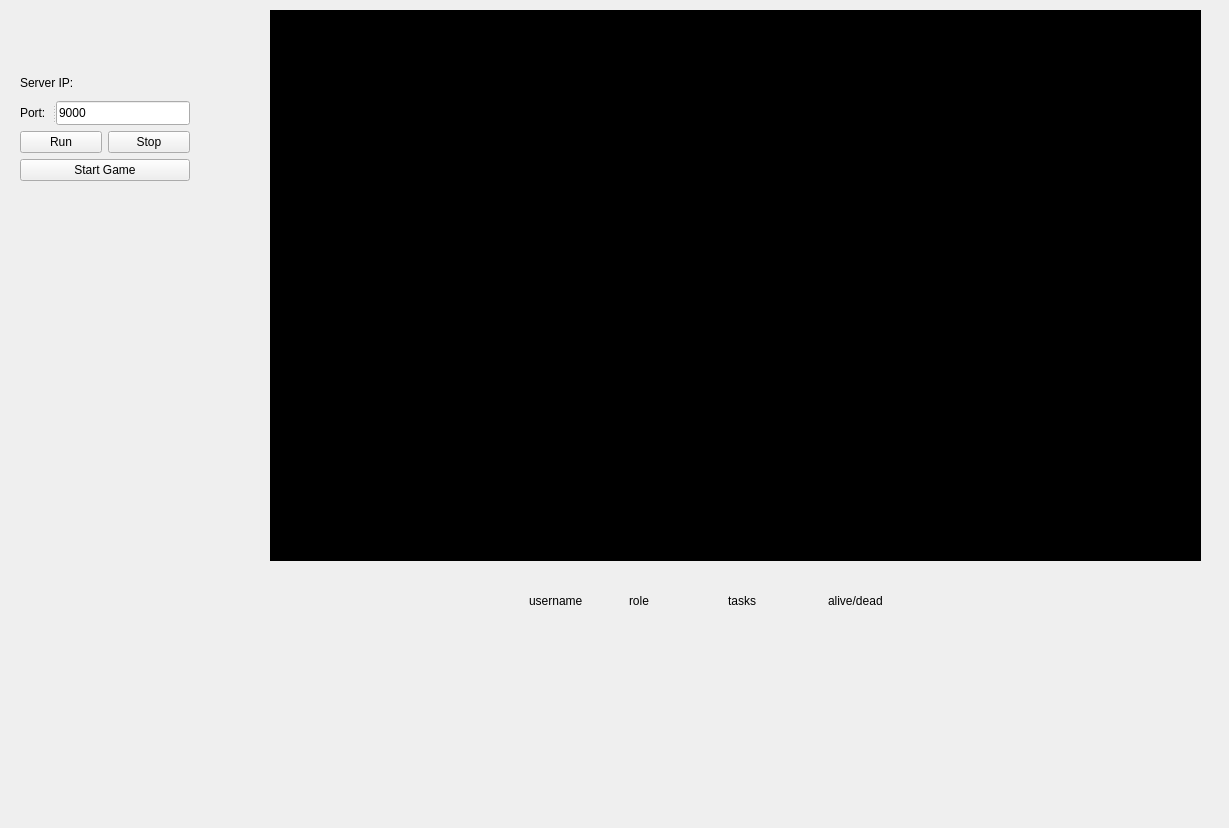
djvra/GalacticDeceit, file Server/mainWindow.ui: the form before one commit.
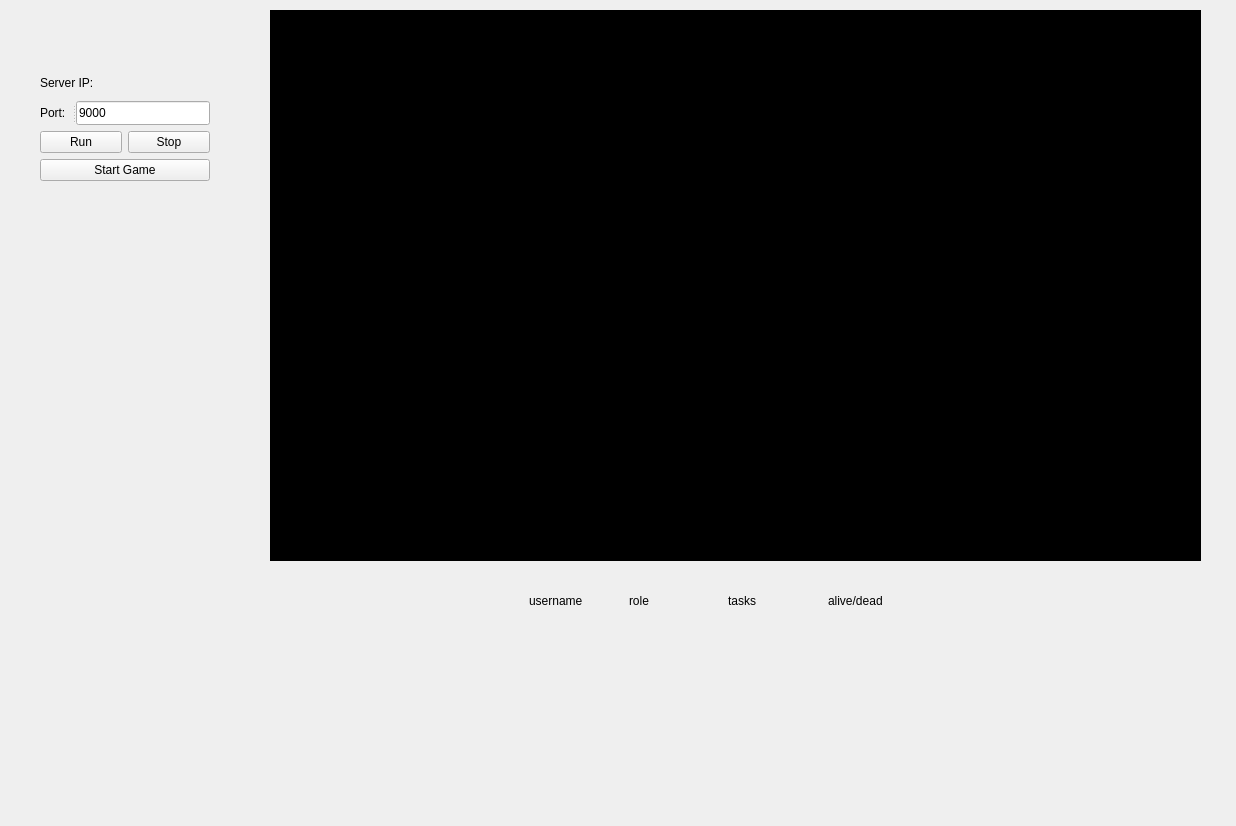
The form after the commit.

Commit message: fix start/stop server issue

```diff
--- a/Server/mainWindow.ui
+++ b/Server/mainWindow.ui
@@ -6,8 +6,8 @@
    <rect>
     <x>0</x>
     <y>0</y>
-    <width>1229</width>
-    <height>828</height>
+    <width>1236</width>
+    <height>826</height>
    </rect>
   </property>
   <property name="windowTitle">
@@ -29,7 +29,7 @@
   <widget class="QWidget" name="layoutWidget">
    <property name="geometry">
     <rect>
-     <x>20</x>
+     <x>40</x>
      <y>71</y>
      <width>170</width>
      <height>110</height>
```
The commit also changes 2 other files.
